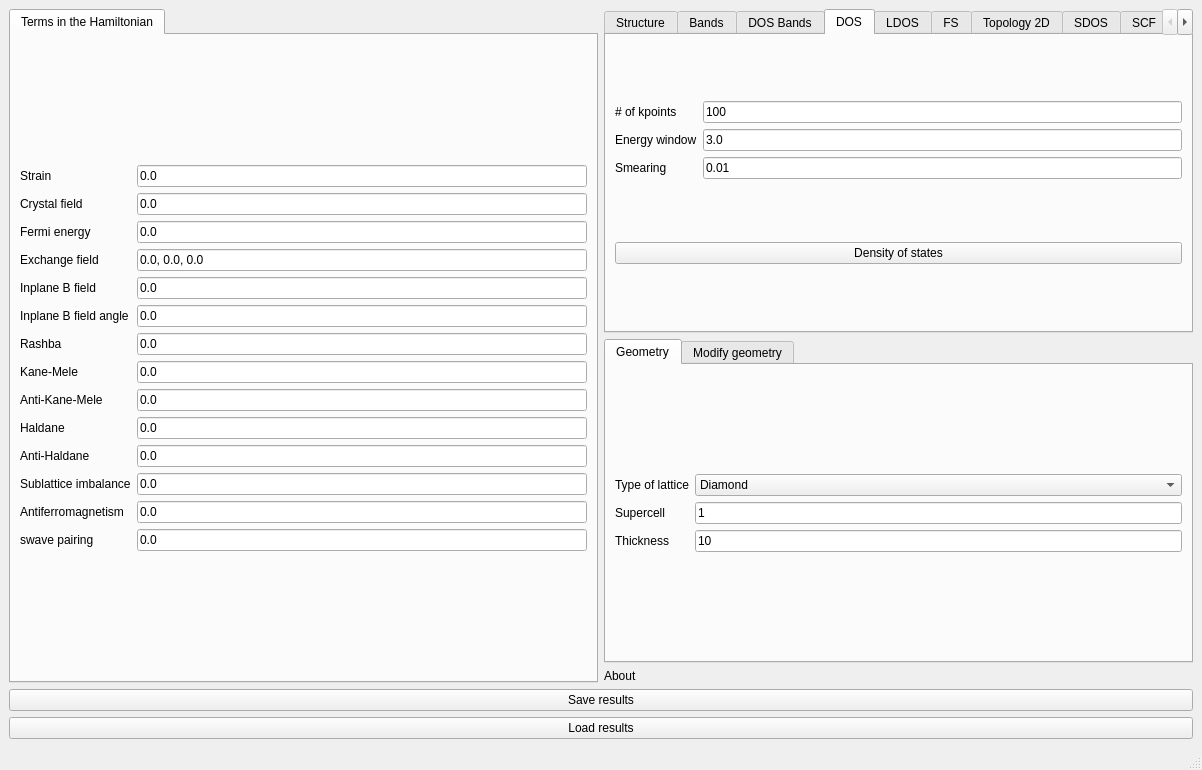
Qt form interface-pyqt/2dslab/interface.ui (joselado/quantum-lattice) before a commit.
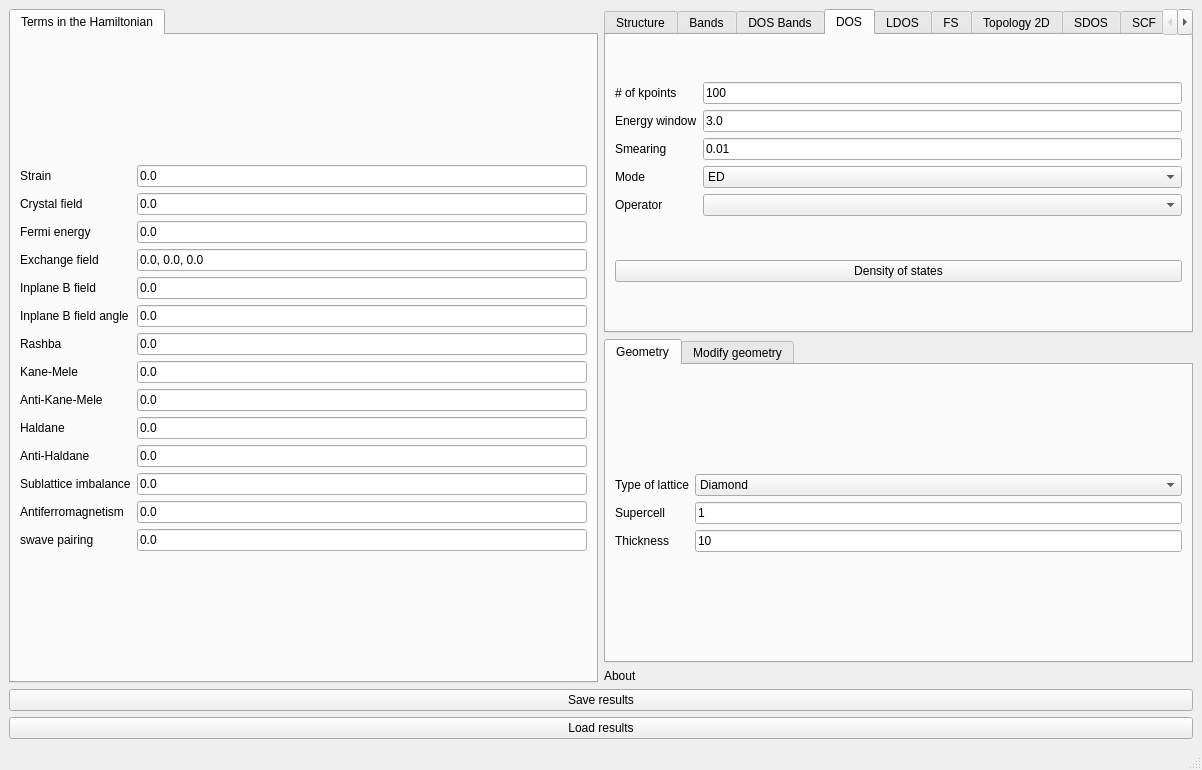
The same form after that commit. The open tabs and pages were chosen to show the change.

Commit message: Add operator-projected DOS and KPM mode to get_dos

Patch:
```diff
--- a/interface-pyqt/2dslab/interface.ui
+++ b/interface-pyqt/2dslab/interface.ui
@@ -637,6 +637,42 @@
             </property>
            </widget>
           </item>
+          <item row="3" column="0">
+           <widget class="QLabel" name="label_dos_mode">
+            <property name="text">
+             <string>Mode</string>
+            </property>
+           </widget>
+          </item>
+          <item row="3" column="1">
+           <widget class="QComboBox" name="dos_mode">
+            <item>
+             <property name="text">
+              <string>ED</string>
+             </property>
+            </item>
+            <item>
+             <property name="text">
+              <string>Green</string>
+             </property>
+            </item>
+            <item>
+             <property name="text">
+              <string>KPM</string>
+             </property>
+            </item>
+           </widget>
+          </item>
+          <item row="4" column="0">
+           <widget class="QLabel" name="label_dos_operator">
+            <property name="text">
+             <string>Operator</string>
+            </property>
+           </widget>
+          </item>
+          <item row="4" column="1">
+           <widget class="QComboBox" name="dos_operator"/>
+          </item>
          </layout>
         </item>
         <item row="1" column="0">
```
The commit also changes 27 other files.
